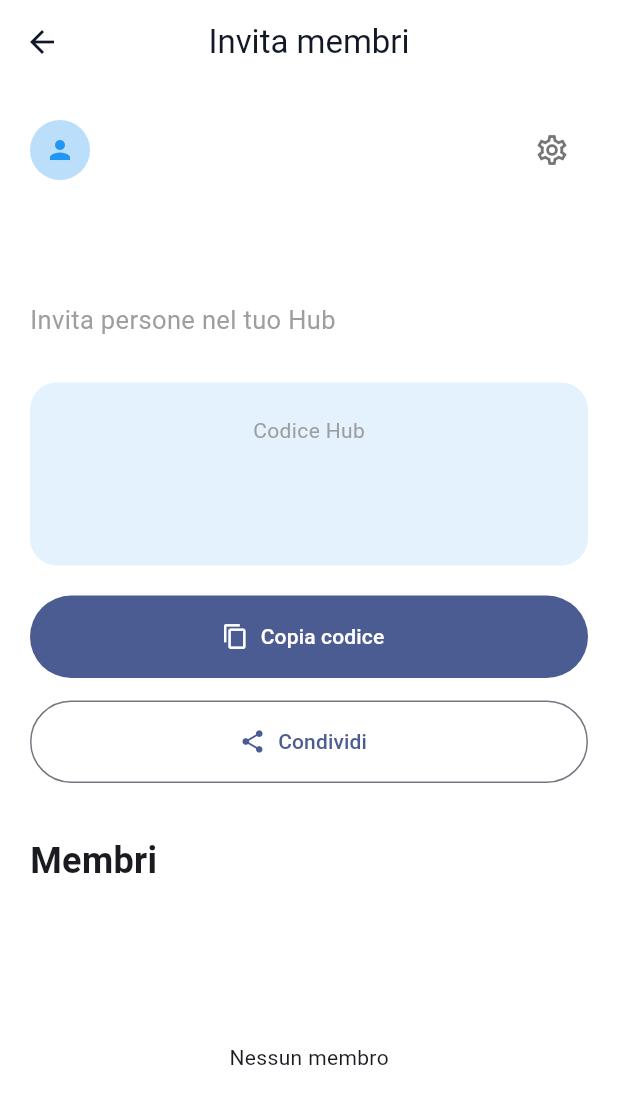
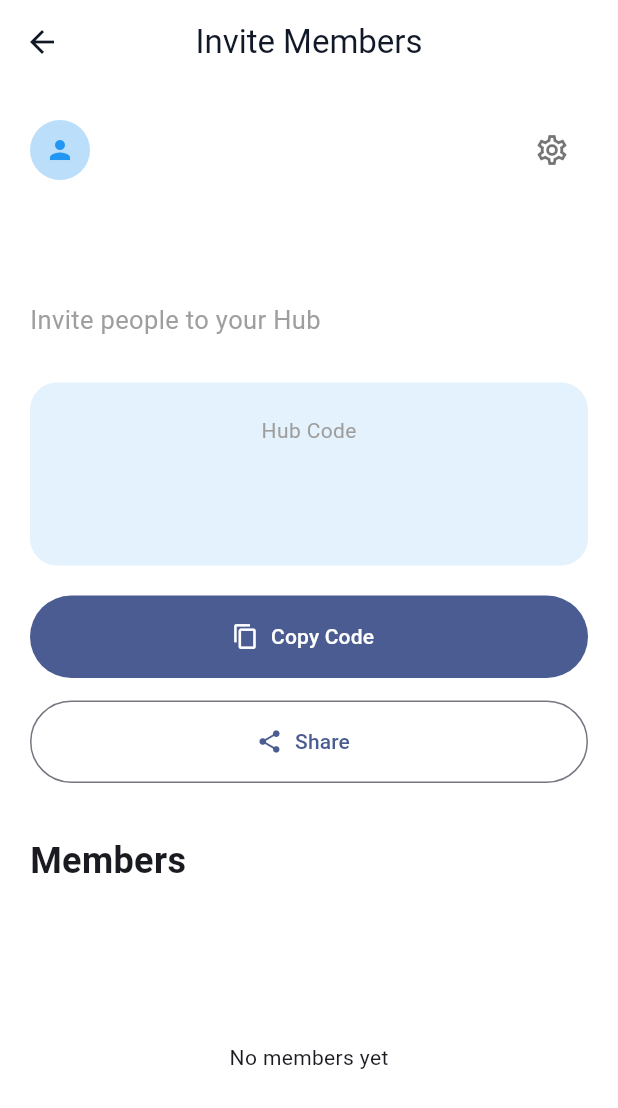
Before and after one commit to samibenhassen1994-hash/gubify, a Flutter app: the InviteMembersScreen screen opened directly with empty values, on a phone screen of 412 x 824 dp. Shown: the top 1108 px of the screen. Run offline on Flutter 3.47's test engine with Material 3 defaults, Android fonts, the phone set to English and light mode, and no system bars; our stand-ins replace cloud_firestore, firebase_auth, firebase_core, share_plus, shared_preferences; accounts and stored records are empty; network calls fail.

Commit message:
hubfy v0.1.0 - stable foundation

```diff
--- a/lib/screens/hub/board_screen.dart
+++ b/lib/screens/hub/board_screen.dart
@@ -68,6 +68,7 @@ class BoardScreen extends StatelessWidget {
                     .doc(hubId)
                     .collection("posts")
                     .orderBy("createdAt", descending: true)
+                    .limit(25)
                     .snapshots(),
                 builder: (context, snapshot) {
                   if (snapshot.connectionState ==
--- a/lib/screens/hub/hub_screen.dart
+++ b/lib/screens/hub/hub_screen.dart
@@ -1,10 +1,10 @@
-import 'package:cloud_firestore/cloud_firestore.dart';
 import 'package:flutter/material.dart';
 
+import '../../repositories/hub_repository.dart';
 import '../../widgets/user_header.dart';
 import '../welcome_screen.dart';
+import 'board_screen.dart';
 import 'invite_members_screen.dart';
-import 'board_screen.dart';
 
 class HubScreen extends StatelessWidget {
   final String hubId;
@@ -31,11 +31,8 @@ class HubScreen extends StatelessWidget {
         ),
         title: const Text("Hubfy"),
       ),
-      body: StreamBuilder<DocumentSnapshot>(
-        stream: FirebaseFirestore.instance
-            .collection("hubs")
-            .doc(hubId)
-            .snapshots(),
+      body: FutureBuilder<Map<String, dynamic>?>(
+        future: HubRepository.instance.getHub(hubId),
         builder: (context, snapshot) {
           if (snapshot.connectionState == ConnectionState.waiting) {
             return const Center(
@@ -43,13 +40,13 @@ class HubScreen extends StatelessWidget {
             );
           }
 
-          if (!snapshot.hasData || !snapshot.data!.exists) {
+          if (!snapshot.hasData || snapshot.data == null) {
             return const Center(
-              child: Text("Hub non trovato"),
+              child: Text("Hub not found"),
             );
           }
 
-          final data = snapshot.data!.data() as Map<String, dynamic>;
+          final data = snapshot.data!;
 
           final String hubName = data["name"] ?? "Hub";
           final String inviteCode = data["inviteCode"] ?? "";
@@ -81,7 +78,7 @@ class HubScreen extends StatelessWidget {
                 const SizedBox(height: 6),
 
                 const Text(
-                  "Benvenuto nel tuo Hub",
+                  "Welcome to your Hub",
                   style: TextStyle(
                     fontSize: 18,
                     color: Colors.grey,
@@ -93,11 +90,12 @@ class HubScreen extends StatelessWidget {
                 Card(
                   child: ListTile(
                     leading: const Icon(Icons.campaign),
-    title: const Text("Bacheca"),
+                    title: const Text("Board"),
                     subtitle: const Text(
-      "Qui compariranno tutte le attività del gruppo.",
+                      "All group activities will appear here.",
                     ),
-    trailing: const Icon(Icons.arrow_forward_ios, size: 16),
+                    trailing:
+                        const Icon(Icons.arrow_forward_ios, size: 16),
                     onTap: () {
                       Navigator.push(
                         context,
@@ -110,12 +108,13 @@ class HubScreen extends StatelessWidget {
                     },
                   ),
                 ),
+
                 const SizedBox(height: 12),
 
                 Card(
                   child: ListTile(
                     leading: const Icon(Icons.people),
-                    title: const Text("Membri"),
+                    title: const Text("Members"),
                     trailing: Text(
                       memberCount.toString(),
                       style: const TextStyle(
@@ -130,10 +129,10 @@ class HubScreen extends StatelessWidget {
                 Card(
                   child: ListTile(
                     leading: const Icon(Icons.extension),
-                    title: const Text("Moduli attivi"),
+                    title: const Text("Active modules"),
                     subtitle: Text(
                       activeModules.isEmpty
-                          ? "Nessun modulo selezionato"
+                          ? "No modules selected"
                           : activeModules.join(", "),
                     ),
                   ),
@@ -144,7 +143,7 @@ class HubScreen extends StatelessWidget {
                 Card(
                   child: ListTile(
                     leading: const Icon(Icons.vpn_key),
-                    title: const Text("Codice invito"),
+                    title: const Text("Invite code"),
                     subtitle: Text(inviteCode),
                   ),
                 ),
@@ -156,7 +155,7 @@ class HubScreen extends StatelessWidget {
                   height: 55,
                   child: FilledButton.icon(
                     icon: const Icon(Icons.person_add),
-                    label: const Text("Invita membri"),
+                    label: const Text("Invite members"),
                     onPressed: () {
                       Navigator.push(
                         context,
@@ -177,7 +176,7 @@ class HubScreen extends StatelessWidget {
                   height: 55,
                   child: OutlinedButton.icon(
                     icon: const Icon(Icons.settings),
-                    label: const Text("Gestisci Hub"),
+                    label: const Text("Manage Hub"),
                     onPressed: () {},
                   ),
                 ),
--- a/lib/screens/hub/invite_members_screen.dart
+++ b/lib/screens/hub/invite_members_screen.dart
@@ -3,6 +3,7 @@ import 'package:flutter/material.dart';
 import 'package:flutter/services.dart';
 import 'package:share_plus/share_plus.dart';
 
+import '../../repositories/hub_repository.dart';
 import '../../widgets/user_header.dart';
 
 class InviteMembersScreen extends StatelessWidget {
@@ -17,13 +18,10 @@ class InviteMembersScreen extends StatelessWidget {
   Widget build(BuildContext context) {
     return Scaffold(
       appBar: AppBar(
-        title: const Text("Invita membri"),
+        title: const Text("Invite Members"),
       ),
-      body: StreamBuilder<DocumentSnapshot>(
-        stream: FirebaseFirestore.instance
-            .collection("hubs")
-            .doc(hubId)
-            .snapshots(),
+      body: FutureBuilder<Map<String, dynamic>?>(
+        future: HubRepository.instance.getHub(hubId),
         builder: (context, hubSnapshot) {
           if (hubSnapshot.connectionState == ConnectionState.waiting) {
             return const Center(
@@ -31,14 +29,13 @@ class InviteMembersScreen extends StatelessWidget {
             );
           }
 
-          if (!hubSnapshot.hasData || !hubSnapshot.data!.exists) {
+          if (!hubSnapshot.hasData || hubSnapshot.data == null) {
             return const Center(
-              child: Text("Hub non trovato"),
+              child: Text("Hub not found"),
             );
           }
 
-          final hub =
-              hubSnapshot.data!.data() as Map<String, dynamic>;
+          final hub = hubSnapshot.data!;
 
           final String hubName = hub["name"] ?? "Hub";
           final String inviteCode = hub["inviteCode"] ?? "";
@@ -61,7 +58,7 @@ class InviteMembersScreen extends StatelessWidget {
                 const SizedBox(height: 8),
 
                 const Text(
-                  "Invita persone nel tuo Hub",
+                  "Invite people to your Hub",
                   style: TextStyle(
                     color: Colors.grey,
                     fontSize: 17,
@@ -80,14 +77,12 @@ class InviteMembersScreen extends StatelessWidget {
                   child: Column(
                     children: [
                       const Text(
-                        "Codice Hub",
+                        "Hub Code",
                         style: TextStyle(
                           color: Colors.grey,
                         ),
                       ),
-
                       const SizedBox(height: 10),
-
                       Text(
                         inviteCode,
                         style: const TextStyle(
@@ -107,7 +102,7 @@ class InviteMembersScreen extends StatelessWidget {
                   height: 55,
                   child: FilledButton.icon(
                     icon: const Icon(Icons.copy),
-                    label: const Text("Copia codice"),
+                    label: const Text("Copy Code"),
                     onPressed: () async {
                       await Clipboard.setData(
                         ClipboardData(text: inviteCode),
@@ -116,9 +111,7 @@ class InviteMembersScreen extends StatelessWidget {
                       if (context.mounted) {
                         ScaffoldMessenger.of(context).showSnackBar(
                           const SnackBar(
-                            content: Text(
-                              "Codice copiato negli appunti",
-                            ),
+                            content: Text("Code copied to clipboard"),
                           ),
                         );
                       }
@@ -133,12 +126,12 @@ class InviteMembersScreen extends StatelessWidget {
                   height: 55,
                   child: OutlinedButton.icon(
                     icon: const Icon(Icons.share),
-                    label: const Text("Condividi"),
+                    label: const Text("Share"),
                     onPressed: () {
                       Share.share(
-                        "🏠 Ti invito nel mio Hub \"$hubName\"!\n\n"
-                        "Scarica Hubfy e inserisci questo codice:\n\n"
-                        "$inviteCode",
+                        '🏠 Join my Hub "$hubName" on Hubfy!\n\n'
+                        'Download Hubfy and enter this invite code:\n\n'
+                        '$inviteCode',
                       );
                     },
                   ),
@@ -147,7 +140,7 @@ class InviteMembersScreen extends StatelessWidget {
                 const SizedBox(height: 35),
 
                 const Text(
-                  "Membri",
+                  "Members",
                   style: TextStyle(
                     fontSize: 24,
                     fontWeight: FontWeight.bold,
@@ -174,7 +167,7 @@ class InviteMembersScreen extends StatelessWidget {
                       if (!snapshot.hasData ||
                           snapshot.data!.docs.isEmpty) {
                         return const Center(
-                          child: Text("Nessun membro"),
+                          child: Text("No members yet"),
                         );
                       }
 
@@ -194,7 +187,7 @@ class InviteMembersScreen extends StatelessWidget {
                                 child: const Icon(Icons.person),
                               ),
                               title: Text(
-                                member["displayName"] ?? "Utente",
+                                member["displayName"] ?? "User",
                               ),
                               subtitle: Text(
                                 member["role"] ?? "",
--- a/lib/services/user_service.dart
+++ b/lib/services/user_service.dart
@@ -10,6 +10,7 @@ class UserService {
     await _firestore.collection('users').doc(userId).set({
       'displayName': displayName,
       'createdAt': FieldValue.serverTimestamp(),
+      'updatedAt': FieldValue.serverTimestamp(),
       'activeHub': null,
       'avatar': null,
     });
@@ -17,7 +18,6 @@ class UserService {
 
   Future<bool> userExists(String userId) async {
     final doc = await _firestore.collection('users').doc(userId).get();
-
     return doc.exists;
   }
 }
--- a/lib/widgets/user_header.dart
+++ b/lib/widgets/user_header.dart
@@ -1,6 +1,7 @@
-import 'package:cloud_firestore/cloud_firestore.dart';
 import 'package:firebase_auth/firebase_auth.dart';
 import 'package:flutter/material.dart';
+
+import '../repositories/user_repository.dart';
 
 class UserHeader extends StatelessWidget {
   final bool darkMode;
@@ -14,15 +15,21 @@ class UserHeader extends StatelessWidget {
   Widget build(BuildContext context) {
     final user = FirebaseAuth.instance.currentUser!;
 
-    return StreamBuilder<DocumentSnapshot>(
-      stream: FirebaseFirestore.instance
-          .collection("users")
-          .doc(user.uid)
-          .snapshots(),
+    return FutureBuilder<Map<String, dynamic>?>(
+      future: UserRepository.instance.getUser(user.uid),
       builder: (context, snapshot) {
-        final data = snapshot.data?.data() as Map<String, dynamic>?;
+        if (snapshot.connectionState == ConnectionState.waiting) {
+          return const Padding(
+            padding: EdgeInsets.only(bottom: 24),
+            child: SizedBox(
+              height: 40,
+            ),
+          );
+        }
 
-        final displayName = data?["displayName"] ?? "Utente";
+        final data = snapshot.data;
+
+        final displayName = data?["displayName"] ?? "User";
 
         return Padding(
           padding: const EdgeInsets.only(bottom: 24),
@@ -35,15 +42,11 @@ class UserHeader extends StatelessWidget {
                     : Colors.blue.shade100,
                 child: Icon(
                   Icons.person,
-                  color: darkMode
-                      ? Colors.white
-                      : Colors.blue,
+                  color: darkMode ? Colors.white : Colors.blue,
                   size: 20,
                 ),
               ),
-
               const SizedBox(width: 12),
-
               Expanded(
                 child: Text(
                   displayName,
@@ -54,7 +57,6 @@ class UserHeader extends StatelessWidget {
                   ),
                 ),
               ),
-
               IconButton(
                 onPressed: () {},
                 icon: Icon(
```
Also changed, not shown: lib/repositories/hub_repository.dart (added, +51 -0 lines), lib/repositories/user_repository.dart (added, +44 -0 lines), lib/screens/hub/create_hub_screen.dart (+11 -7 lines), lib/screens/hub/create_post_screen.dart (+23 -16 lines), lib/screens/hub/join_hub_screen.dart (+23 -22 lines), lib/screens/hub/module_selection_screen.dart (+8 -8 lines), lib/screens/hub/my_hubs_screen.dart (+3 -4 lines), lib/screens/welcome_screen.dart (+7 -10 lines), lib/services/auth_service.dart (+6 -4 lines), lib/repositories/hub_list_repository.dart (added). Lines whose indentation alone changed are shown as unchanged.
